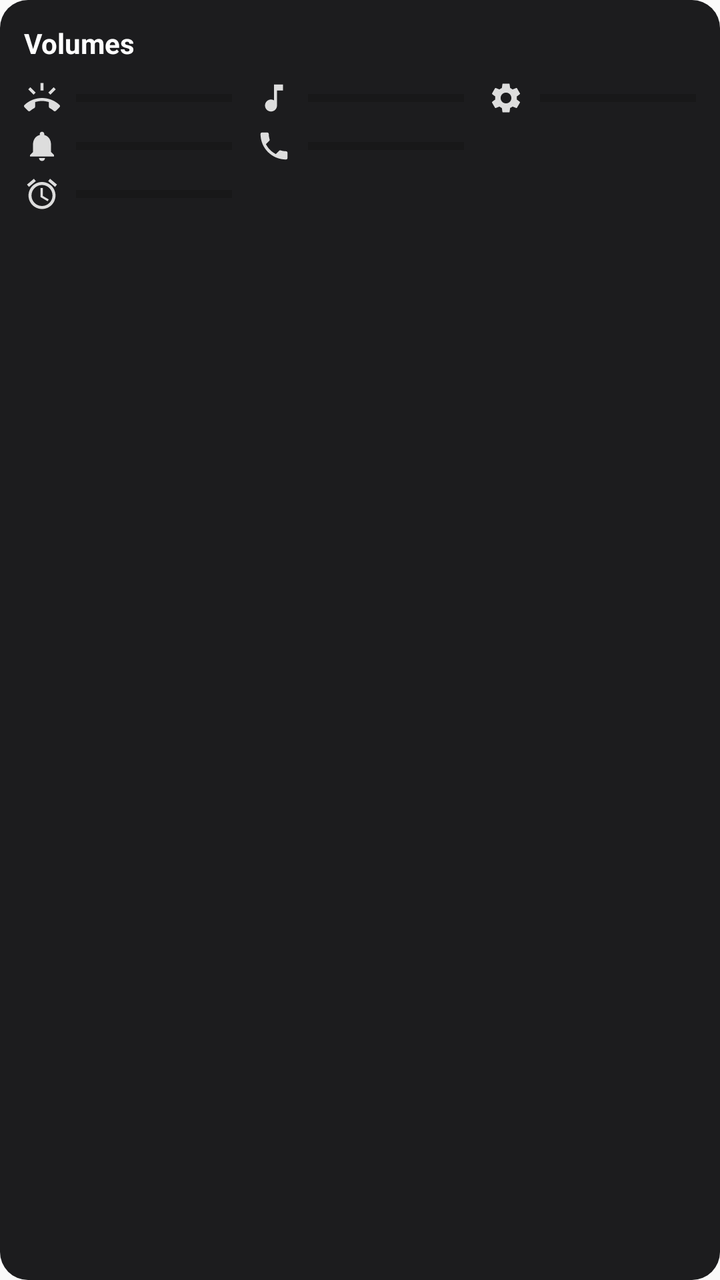
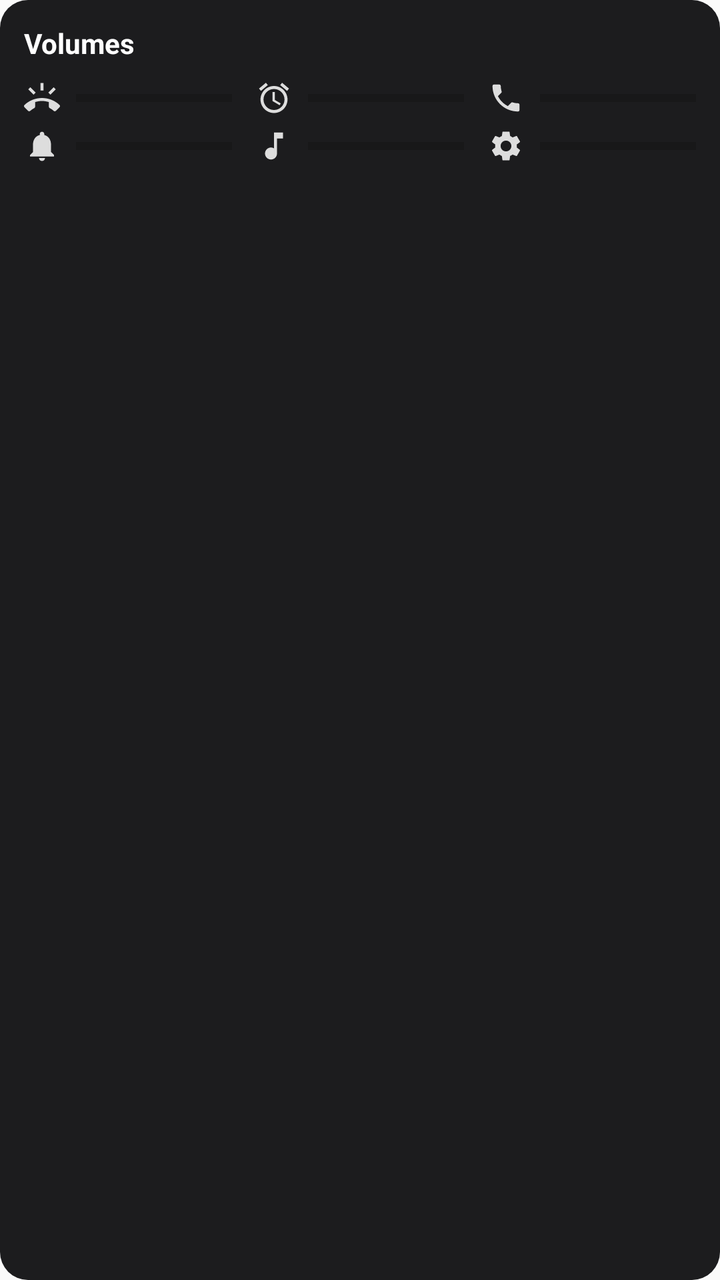

An Android layout rendered at two revisions. The XML below is the earlier revision; the diff shows what the commit changed to produce the second picture.
<!-- AndroidManifest.xml: application theme Theme.Knotes -->
<!-- res/layout/widget_phone_status.xml -->
<?xml version="1.0" encoding="utf-8"?>
<LinearLayout xmlns:android="http://schemas.android.com/apk/res/android"
    android:id="@+id/widget_root"
    android:layout_width="match_parent"
    android:layout_height="match_parent"
    android:background="@drawable/widget_bg"
    android:orientation="vertical"
    android:padding="12dp">

    <TextView
        android:id="@+id/ps_title"
        android:layout_width="match_parent"
        android:layout_height="wrap_content"
        android:paddingBottom="6dp"
        android:text="Volumes"
        android:textColor="#FFFFFF"
        android:textSize="14sp"
        android:textStyle="bold" />

    <LinearLayout
        android:layout_width="match_parent"
        android:layout_height="wrap_content"
        android:orientation="horizontal">

        
        <LinearLayout
            android:layout_width="0dp"
            android:layout_height="wrap_content"
            android:layout_weight="1"
            android:orientation="vertical">

            <LinearLayout
                android:layout_width="match_parent"
                android:layout_height="wrap_content"
                android:paddingTop="3dp"
                android:paddingBottom="3dp"
                android:gravity="center_vertical"
                android:orientation="horizontal">
                <ImageView
                    android:layout_width="18dp"
                    android:layout_height="18dp"
                    android:layout_marginEnd="8dp"
                    android:contentDescription="Ring"
                    android:src="@drawable/ic_vol_ring" />
                <ProgressBar
                    android:id="@+id/ps_bar_ring"
                    style="?android:attr/progressBarStyleHorizontal"
                    android:layout_width="0dp"
                    android:layout_height="4dp"
                    android:layout_weight="1"
                    android:progressTint="#81C784" />
            </LinearLayout>
            <LinearLayout
                android:layout_width="match_parent"
                android:layout_height="wrap_content"
                android:paddingTop="3dp"
                android:paddingBottom="3dp"
                android:gravity="center_vertical"
                android:orientation="horizontal">
                <ImageView
                    android:layout_width="18dp"
                    android:layout_height="18dp"
                    android:layout_marginEnd="8dp"
                    android:contentDescription="Notification"
                    android:src="@drawable/ic_vol_notif" />
                <ProgressBar
                    android:id="@+id/ps_bar_notif"
                    style="?android:attr/progressBarStyleHorizontal"
                    android:layout_width="0dp"
                    android:layout_height="4dp"
                    android:layout_weight="1"
                    android:progressTint="#81C784" />
            </LinearLayout>
            <LinearLayout
                android:layout_width="match_parent"
                android:layout_height="wrap_content"
                android:paddingTop="3dp"
                android:paddingBottom="3dp"
                android:gravity="center_vertical"
                android:orientation="horizontal">
                <ImageView
                    android:layout_width="18dp"
                    android:layout_height="18dp"
                    android:layout_marginEnd="8dp"
                    android:contentDescription="Alarm"
                    android:src="@drawable/ic_vol_alarm" />
                <ProgressBar
                    android:id="@+id/ps_bar_alarm"
                    style="?android:attr/progressBarStyleHorizontal"
                    android:layout_width="0dp"
                    android:layout_height="4dp"
                    android:layout_weight="1"
                    android:progressTint="#81C784" />
            </LinearLayout>
        </LinearLayout>

        
        <LinearLayout
            android:layout_width="0dp"
            android:layout_height="wrap_content"
            android:layout_weight="1"
            android:layout_marginStart="12dp"
            android:orientation="vertical">

            <LinearLayout
                android:layout_width="match_parent"
                android:layout_height="wrap_content"
                android:paddingTop="3dp"
                android:paddingBottom="3dp"
                android:gravity="center_vertical"
                android:orientation="horizontal">
                <ImageView
                    android:layout_width="18dp"
                    android:layout_height="18dp"
                    android:layout_marginEnd="8dp"
                    android:contentDescription="Music"
                    android:src="@drawable/ic_vol_music" />
                <ProgressBar
                    android:id="@+id/ps_bar_music"
                    style="?android:attr/progressBarStyleHorizontal"
                    android:layout_width="0dp"
                    android:layout_height="4dp"
                    android:layout_weight="1"
                    android:progressTint="#81C784" />
            </LinearLayout>
            <LinearLayout
                android:layout_width="match_parent"
                android:layout_height="wrap_content"
                android:paddingTop="3dp"
                android:paddingBottom="3dp"
                android:gravity="center_vertical"
                android:orientation="horizontal">
                <ImageView
                    android:layout_width="18dp"
                    android:layout_height="18dp"
                    android:layout_marginEnd="8dp"
                    android:contentDescription="Call"
                    android:src="@drawable/ic_vol_call" />
                <ProgressBar
                    android:id="@+id/ps_bar_call"
                    style="?android:attr/progressBarStyleHorizontal"
                    android:layout_width="0dp"
                    android:layout_height="4dp"
                    android:layout_weight="1"
                    android:progressTint="#81C784" />
            </LinearLayout>
        </LinearLayout>

        
        <LinearLayout
            android:layout_width="0dp"
            android:layout_height="wrap_content"
            android:layout_weight="1"
            android:layout_marginStart="12dp"
            android:orientation="vertical">

            <LinearLayout
                android:layout_width="match_parent"
                android:layout_height="wrap_content"
                android:paddingTop="3dp"
                android:paddingBottom="3dp"
                android:gravity="center_vertical"
                android:orientation="horizontal">
                <ImageView
                    android:layout_width="18dp"
                    android:layout_height="18dp"
                    android:layout_marginEnd="8dp"
                    android:contentDescription="System"
                    android:src="@drawable/ic_vol_system" />
                <ProgressBar
                    android:id="@+id/ps_bar_system"
                    style="?android:attr/progressBarStyleHorizontal"
                    android:layout_width="0dp"
                    android:layout_height="4dp"
                    android:layout_weight="1"
                    android:progressTint="#81C784" />
            </LinearLayout>
        </LinearLayout>
    </LinearLayout>
</LinearLayout>
<!-- resources referenced by this layout -->
<resources>
  <!-- drawable ic_vol_alarm (drawable) -->
  <vector xmlns:android="http://schemas.android.com/apk/res/android"
      android:width="24dp" android:height="24dp"
      android:viewportWidth="24" android:viewportHeight="24"
      android:tint="#DDDDDD">
      <path android:fillColor="#FFFFFFFF" android:pathData="M22,5.72l-4.6,-3.86 -1.29,1.53 4.6,3.86L22,5.72zM7.88,3.39L6.6,1.86 2,5.71l1.29,1.53 4.59,-3.85zM12.5,8L11,8v6l4.75,2.85 0.75,-1.23 -4,-2.37L12.5,8zM12,4c-4.97,0 -9,4.03 -9,9s4.02,9 9,9c4.97,0 9,-4.03 9,-9s-4.03,-9 -9,-9zM12,20c-3.87,0 -7,-3.13 -7,-7s3.13,-7 7,-7 7,3.13 7,7 -3.13,7 -7,7z"/>
  </vector>
  <!-- drawable ic_vol_call (drawable) -->
  <vector xmlns:android="http://schemas.android.com/apk/res/android"
      android:width="24dp" android:height="24dp"
      android:viewportWidth="24" android:viewportHeight="24"
      android:tint="#DDDDDD">
      <path android:fillColor="#FFFFFFFF" android:pathData="M6.62,10.79c1.44,2.83 3.76,5.14 6.59,6.59l2.2,-2.2c0.27,-0.27 0.67,-0.36 1.02,-0.24 1.12,0.37 2.33,0.57 3.57,0.57 0.55,0 1,0.45 1,1L21,20c0,0.55 -0.45,1 -1,1 -9.39,0 -17,-7.61 -17,-17 0,-0.55 0.45,-1 1,-1h3.5c0.55,0 1,0.45 1,1 0,1.25 0.2,2.45 0.57,3.57 0.11,0.35 0.03,0.74 -0.25,1.02l-2.2,2.2z"/>
  </vector>
  <!-- drawable ic_vol_music (drawable) -->
  <vector xmlns:android="http://schemas.android.com/apk/res/android"
      android:width="24dp" android:height="24dp"
      android:viewportWidth="24" android:viewportHeight="24"
      android:tint="#DDDDDD">
      <path android:fillColor="#FFFFFFFF" android:pathData="M12,3v10.55c-0.59,-0.34 -1.27,-0.55 -2,-0.55 -2.21,0 -4,1.79 -4,4s1.79,4 4,4 4,-1.79 4,-4L14,7h4L18,3h-6z"/>
  </vector>
  <!-- drawable ic_vol_notif (drawable) -->
  <vector xmlns:android="http://schemas.android.com/apk/res/android"
      android:width="24dp" android:height="24dp"
      android:viewportWidth="24" android:viewportHeight="24"
      android:tint="#DDDDDD">
      <path android:fillColor="#FFFFFFFF" android:pathData="M12,22c1.1,0 2,-0.9 2,-2h-4c0,1.1 0.89,2 2,2zM18,16v-5c0,-3.07 -1.64,-5.64 -4.5,-6.32L13.5,4c0,-0.83 -0.67,-1.5 -1.5,-1.5s-1.5,0.67 -1.5,1.5v0.68C7.63,5.36 6,7.92 6,11v5l-2,2v1h16v-1l-2,-2z"/>
  </vector>
  <!-- drawable ic_vol_ring (drawable) -->
  <vector xmlns:android="http://schemas.android.com/apk/res/android"
      android:width="24dp" android:height="24dp"
      android:viewportWidth="24" android:viewportHeight="24"
      android:tint="#DDDDDD">
      <path android:fillColor="#FFFFFFFF" android:pathData="M23.71,16.67C20.66,13.78 16.54,12 12,12S3.34,13.78 0.29,16.67c-0.18,0.18 -0.29,0.43 -0.29,0.71 0,0.28 0.11,0.53 0.29,0.71l2.48,2.48c0.18,0.18 0.43,0.29 0.71,0.29 0.27,0 0.52,-0.11 0.7,-0.28 0.79,-0.74 1.69,-1.36 2.66,-1.85 0.33,-0.16 0.56,-0.5 0.56,-0.9v-3.1c1.45,-0.48 3,-0.73 4.6,-0.73s3.15,0.25 4.6,0.73v3.1c0,0.39 0.23,0.74 0.56,0.9 0.98,0.49 1.87,1.12 2.66,1.85 0.18,0.18 0.43,0.28 0.7,0.28 0.28,0 0.53,-0.11 0.71,-0.29l2.48,-2.48c0.18,-0.18 0.29,-0.43 0.29,-0.71 0,-0.28 -0.11,-0.53 -0.29,-0.71zM21.16,6.26l-1.41,-1.41 -3.56,3.55 1.41,1.41s3.45,-3.52 3.56,-3.55zM13,2h-2v5h2L13,2zM6.4,9.81L7.81,8.4 4.26,4.84 2.84,6.26c0.11,0.03 3.56,3.55 3.56,3.55z"/>
  </vector>
  <!-- drawable widget_bg (drawable) -->
  <?xml version="1.0" encoding="utf-8"?>
  <shape xmlns:android="http://schemas.android.com/apk/res/android" android:shape="rectangle">
      <solid android:color="#1C1C1E" />
      <corners android:radius="14dp" />
  </shape>
  <style name="Theme.Knotes" parent="android:Theme.Material.Light.NoActionBar">
          
          <item name="android:statusBarColor">#FFFFFFFF</item>
          <item name="android:navigationBarColor">#FFFFFFFF</item>
          <item name="android:windowLightStatusBar">true</item>
          <item name="android:windowLightNavigationBar">true</item>
      </style>
  <!-- unchanged entries left out for length: 1 -->
</resources>

<!-- the commit's change to res/layout/widget_phone_status.xml (unified diff, before → after) -->
@@ -71,6 +71,16 @@
                     android:layout_weight="1"
                     android:progressTint="#81C784" />
             </LinearLayout>
+        </LinearLayout>
+
+        
+        <LinearLayout
+            android:layout_width="0dp"
+            android:layout_height="wrap_content"
+            android:layout_weight="1"
+            android:layout_marginStart="12dp"
+            android:orientation="vertical">
+
             <LinearLayout
                 android:layout_width="match_parent"
                 android:layout_height="wrap_content"
@@ -86,6 +96,27 @@
                     android:src="@drawable/ic_vol_alarm" />
                 <ProgressBar
                     android:id="@+id/ps_bar_alarm"
+                    style="?android:attr/progressBarStyleHorizontal"
+                    android:layout_width="0dp"
+                    android:layout_height="4dp"
+                    android:layout_weight="1"
+                    android:progressTint="#81C784" />
+            </LinearLayout>
+            <LinearLayout
+                android:layout_width="match_parent"
+                android:layout_height="wrap_content"
+                android:paddingTop="3dp"
+                android:paddingBottom="3dp"
+                android:gravity="center_vertical"
+                android:orientation="horizontal">
+                <ImageView
+                    android:layout_width="18dp"
+                    android:layout_height="18dp"
+                    android:layout_marginEnd="8dp"
+                    android:contentDescription="Music"
+                    android:src="@drawable/ic_vol_music" />
+                <ProgressBar
+                    android:id="@+id/ps_bar_music"
                     style="?android:attr/progressBarStyleHorizontal"
                     android:layout_width="0dp"
                     android:layout_height="4dp"
@@ -113,27 +144,6 @@
                     android:layout_width="18dp"
                     android:layout_height="18dp"
                     android:layout_marginEnd="8dp"
-                    android:contentDescription="Music"
-                    android:src="@drawable/ic_vol_music" />
-                <ProgressBar
-                    android:id="@+id/ps_bar_music"
-                    style="?android:attr/progressBarStyleHorizontal"
-                    android:layout_width="0dp"
-                    android:layout_height="4dp"
-                    android:layout_weight="1"
-                    android:progressTint="#81C784" />
-            </LinearLayout>
-            <LinearLayout
-                android:layout_width="match_parent"
-                android:layout_height="wrap_content"
-                android:paddingTop="3dp"
-                android:paddingBottom="3dp"
-                android:gravity="center_vertical"
-                android:orientation="horizontal">
-                <ImageView
-                    android:layout_width="18dp"
-                    android:layout_height="18dp"
-                    android:layout_marginEnd="8dp"
                     android:contentDescription="Call"
                     android:src="@drawable/ic_vol_call" />
                 <ProgressBar
@@ -144,16 +154,6 @@
                     android:layout_weight="1"
                     android:progressTint="#81C784" />
             </LinearLayout>
-        </LinearLayout>
-
-        
-        <LinearLayout
-            android:layout_width="0dp"
-            android:layout_height="wrap_content"
-            android:layout_weight="1"
-            android:layout_marginStart="12dp"
-            android:orientation="vertical">
-
             <LinearLayout
                 android:layout_width="match_parent"
                 android:layout_height="wrap_content"
